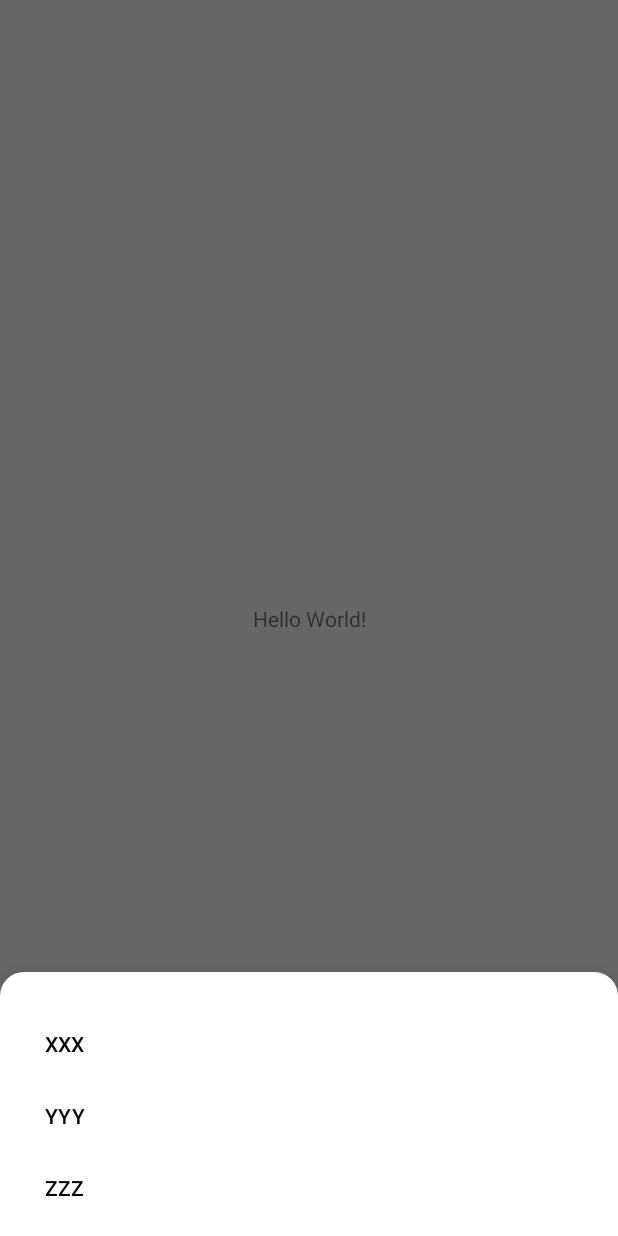
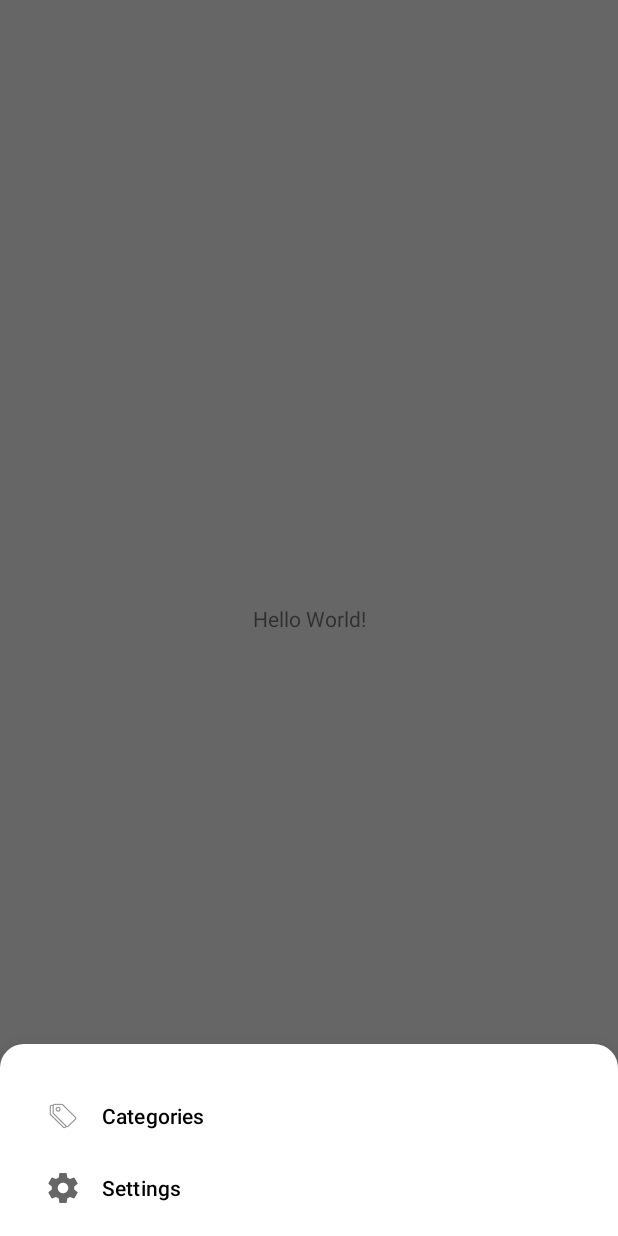
Before and after one commit to pushkar-anand/spendo, an Android app: the fragment BottomNavigationDrawerFragment placed in its activity, on a phone screen of 412 x 824 dp. Run offline under Robolectric (Android 15) with nearby library versions, the phone set to English and light mode, and no system bars.

Commit message:
working on navigation items

```diff
--- a/app/src/main/java/me/pushkaranand/spendo/fragments/BottomNavigationDrawerFragment.kt
+++ b/app/src/main/java/me/pushkaranand/spendo/fragments/BottomNavigationDrawerFragment.kt
@@ -1,9 +1,11 @@
 package me.pushkaranand.spendo.fragments
 
+import android.app.Dialog
 import android.os.Bundle
 import android.view.LayoutInflater
 import android.view.View
 import android.view.ViewGroup
+import com.google.android.material.bottomsheet.BottomSheetDialog
 import com.google.android.material.bottomsheet.BottomSheetDialogFragment
 import me.pushkaranand.spendo.R
 
@@ -13,5 +15,9 @@ class BottomNavigationDrawerFragment : BottomSheetDialogFragment() {
 
     override fun onCreateView(inflater: LayoutInflater, container: ViewGroup?, savedInstanceState: Bundle?): View? {
         return inflater.inflate(R.layout.fragment_bottomsheet, container, false)
+        //return MenuBinding.inflate(inflater, container, false).root
     }
+
+    override fun onCreateDialog(savedInstanceState: Bundle?): Dialog =
+        BottomSheetDialog(requireContext(), theme)
 }
--- a/app/src/main/res/menu/bottom_nav_drawer_menu.xml
+++ b/app/src/main/res/menu/bottom_nav_drawer_menu.xml
@@ -1,8 +1,17 @@
 <?xml version="1.0" encoding="utf-8"?>
 <menu xmlns:android="http://schemas.android.com/apk/res/android">
-    <group android:checkableBehavior="none">
-        <item android:title="XXX" />
-        <item android:title="YYY" />
-        <item android:title="ZZZ" />
+
+    <group>
+        <item
+            android:id="@+id/nav_categories"
+            android:icon="@drawable/ic_categories_black"
+            android:title="@string/item_category" />
+    </group>
+
+    <group>
+        <item
+            android:id="@+id/nav_settings"
+            android:icon="@drawable/ic_settings_black"
+            android:title="@string/item_settings" />
     </group>
 </menu>
--- a/app/src/main/res/values/strings.xml
+++ b/app/src/main/res/values/strings.xml
@@ -1,16 +1,25 @@
 <resources>
     <string name="app_name">Spendo</string>
 
+    <!--Intro slider-->
     <string name="next">NEXT</string>
     <string name="skip">SKIP</string>
     <string name="start">GOT IT</string>
+
     <string name="slide_1_title">Daily Workout</string>
     <string name="slide_1_desc">Set your daily workout routine by the help of trainer</string>
+
     <string name="slide_2_title">Meditation Techniques </string>
     <string name="slide_2_desc">Learn about the different meditation techniques and practice them</string>
+
     <string name="slide_3_title">Diet Chart</string>
     <string name="slide_3_desc">Make your diet chart by the help of health experts</string>
+
+    <!--HomeActivity-->
     <string name="title_activity_home">Spendo</string>
+    <string name="fab_title">New Transaction</string>
 
-    <string name="fab_title">New Transaction</string>
+    <!--BottomDrawerNavigationMenu Items-->
+    <string name="item_category">Categories</string>
+    <string name="item_settings">Settings</string>
 </resources>
```
Also changed, not shown: app/src/main/res/drawable-hdpi/ic_categories_black.png (added), app/src/main/res/drawable-hdpi/ic_settings_black.png (added), app/src/main/res/drawable-mdpi/ic_categories_black.png (added), app/src/main/res/drawable-mdpi/ic_settings_black.png (added), app/src/main/res/drawable-xhdpi/ic_categories_black.png (added), app/src/main/res/drawable-xhdpi/ic_settings_black.png (added), app/src/main/res/drawable-xxhdpi/ic_categories_black.png (added), app/src/main/res/drawable-xxhdpi/ic_settings_black.png (added), app/src/main/res/drawable-xxxhdpi/ic_categories_black.png (added), app/src/main/res/drawable-xxxhdpi/ic_settings_black.png (added).
